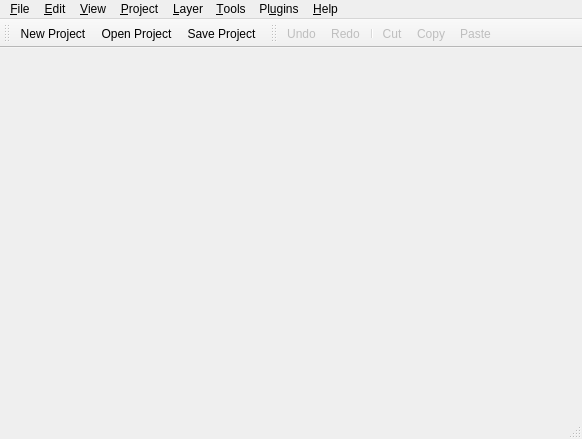
Before: the Qt Designer form src/terralib/qt/af/ui/BaseApplicationForm.ui in claudiobogossian/terralib5, drawn with Qt 5.
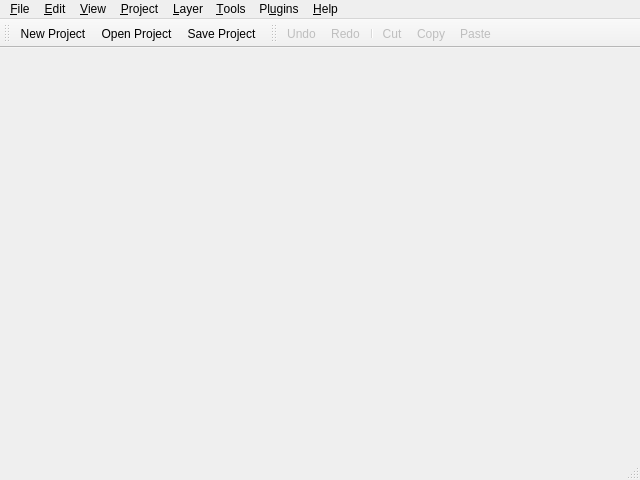
After: the same form once the commit is applied. Icons and pictures are not drawn.

Diff of the .ui file:
```diff
--- a/src/terralib/qt/af/ui/BaseApplicationForm.ui
+++ b/src/terralib/qt/af/ui/BaseApplicationForm.ui
@@ -6,10 +6,16 @@
    <rect>
     <x>0</x>
     <y>0</y>
-    <width>582</width>
-    <height>439</height>
+    <width>640</width>
+    <height>480</height>
    </rect>
   </property>
+  <property name="minimumSize">
+   <size>
+    <width>640</width>
+    <height>480</height>
+   </size>
+  </property>
   <property name="windowTitle">
    <string>TerraView 5.0</string>
   </property>
@@ -19,11 +25,11 @@
     <rect>
      <x>0</x>
      <y>0</y>
-     <width>582</width>
+     <width>640</width>
      <height>21</height>
     </rect>
    </property>
-   <widget class="QMenu" name="m_EditMenu">
+   <widget class="QMenu" name="m_editMenu">
     <property name="title">
      <string>&amp;Edit</string>
     </property>
@@ -40,7 +46,7 @@
     <addaction name="m_editFind"/>
     <addaction name="m_editReplace"/>
    </widget>
-   <widget class="QMenu" name="m_ViewMenu">
+   <widget class="QMenu" name="m_viewMenu">
     <property name="title">
      <string>&amp;View</string>
     </property>
@@ -57,7 +63,7 @@
     <addaction name="separator"/>
     <addaction name="m_viewRefresh"/>
    </widget>
-   <widget class="QMenu" name="m_ToolsMenu">
+   <widget class="QMenu" name="m_toolsMenu">
     <property name="title">
      <string>&amp;Tools</string>
     </property>
@@ -65,7 +71,7 @@
     <addaction name="separator"/>
     <addaction name="m_toolsCustomize"/>
    </widget>
-   <widget class="QMenu" name="m_PluginsMenu">
+   <widget class="QMenu" name="m_pluginsMenu">
     <property name="title">
      <string>Pl&amp;ugins</string>
     </property>
@@ -73,14 +79,14 @@
     <addaction name="separator"/>
     <addaction name="m_pluginBuilder"/>
    </widget>
-   <widget class="QMenu" name="m_HelpMenu">
+   <widget class="QMenu" name="m_helpMenu">
     <property name="title">
      <string>&amp;Help</string>
     </property>
     <addaction name="m_helpContents"/>
     <addaction name="m_helpUpdate"/>
    </widget>
-   <widget class="QMenu" name="m_ProjectMenu">
+   <widget class="QMenu" name="m_projectMenu">
     <property name="title">
      <string>&amp;Project</string>
     </property>
@@ -100,7 +106,7 @@
     <addaction name="separator"/>
     <addaction name="m_projectProperties"/>
    </widget>
-   <widget class="QMenu" name="m_LayerMenu">
+   <widget class="QMenu" name="m_layerMenu">
     <property name="title">
      <string>&amp;Layer</string>
     </property>
@@ -114,7 +120,7 @@
     <addaction name="m_layerToTop"/>
     <addaction name="m_layerToBottom"/>
    </widget>
-   <widget class="QMenu" name="m_FileMenu">
+   <widget class="QMenu" name="m_fileMenu">
     <property name="title">
      <string>&amp;File</string>
     </property>
@@ -128,14 +134,14 @@
     <addaction name="separator"/>
     <addaction name="m_fileExit"/>
    </widget>
-   <addaction name="m_FileMenu"/>
-   <addaction name="m_EditMenu"/>
-   <addaction name="m_ViewMenu"/>
-   <addaction name="m_ProjectMenu"/>
-   <addaction name="m_LayerMenu"/>
-   <addaction name="m_ToolsMenu"/>
-   <addaction name="m_PluginsMenu"/>
-   <addaction name="m_HelpMenu"/>
+   <addaction name="m_fileMenu"/>
+   <addaction name="m_editMenu"/>
+   <addaction name="m_viewMenu"/>
+   <addaction name="m_projectMenu"/>
+   <addaction name="m_layerMenu"/>
+   <addaction name="m_toolsMenu"/>
+   <addaction name="m_pluginsMenu"/>
+   <addaction name="m_helpMenu"/>
   </widget>
   <widget class="QStatusBar" name="statusbar"/>
   <widget class="QToolBar" name="m_fileToolBar">
```
